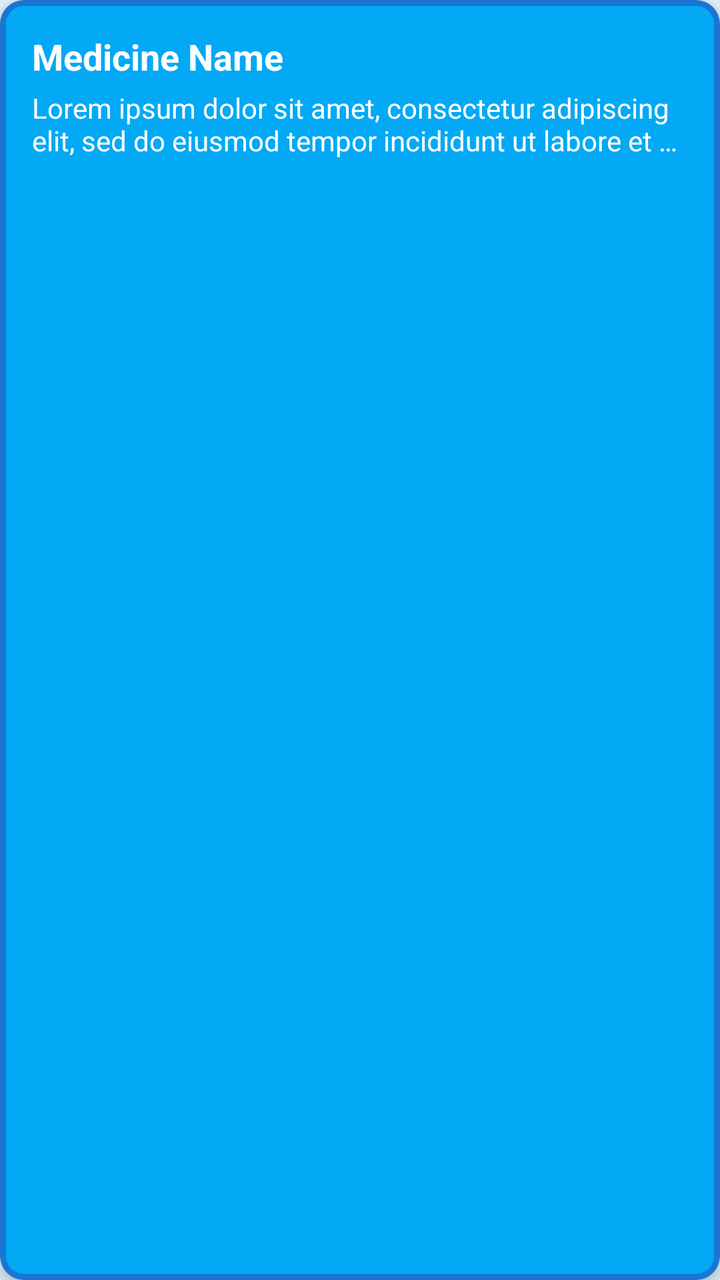
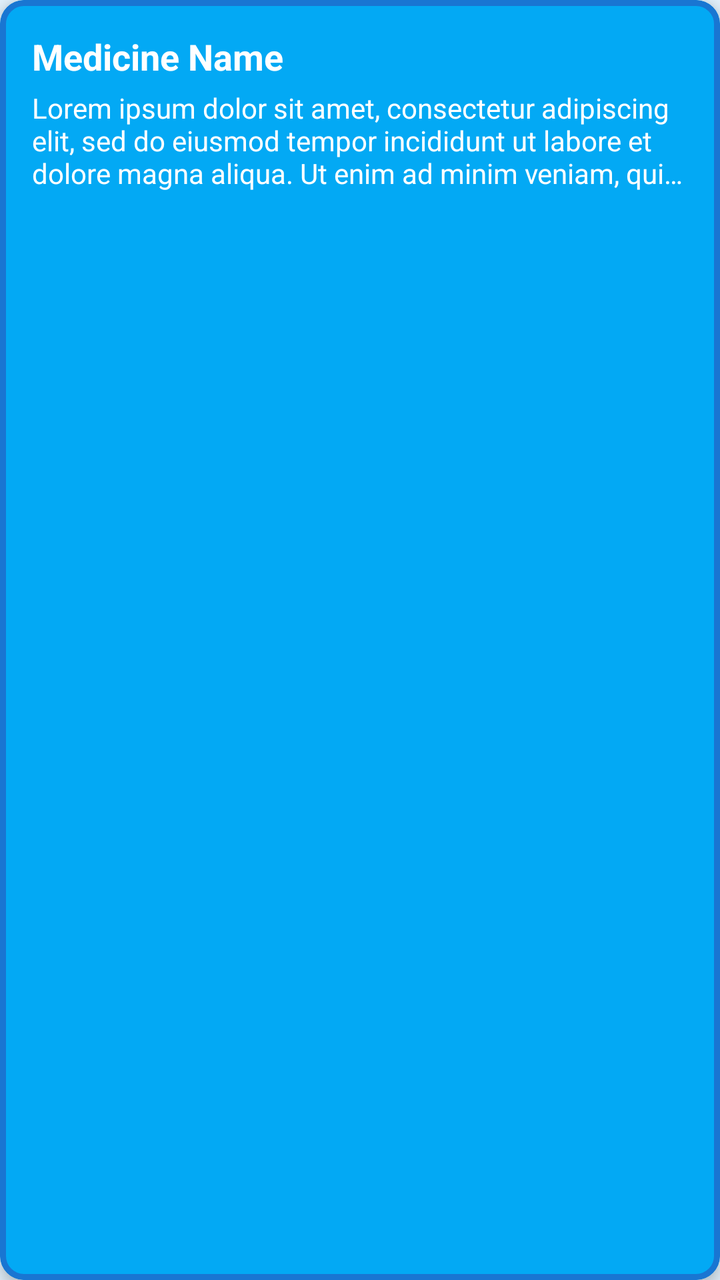

Before-and-after screenshots of an Android layout around one commit, followed by the original layout XML and the change that was made.
<!-- AndroidManifest.xml: application theme Theme.MedsTime -->
<!-- res/layout/item_medicine.xml -->
<?xml version="1.0" encoding="utf-8"?>
<com.google.android.material.card.MaterialCardView
    xmlns:android="http://schemas.android.com/apk/res/android"
    xmlns:app="http://schemas.android.com/apk/res-auto"
    android:layout_width="match_parent"
    android:layout_height="wrap_content"
    android:layout_margin="8dp"
    app:cardCornerRadius="12dp"
    app:cardElevation="4dp"
    app:cardBackgroundColor="#03A9F4">

    <LinearLayout
        android:layout_width="match_parent"
        android:layout_height="wrap_content"
        android:orientation="vertical"
        android:padding="16dp">

        
        <TextView
            android:id="@+id/tvMedicineName"
            android:layout_width="match_parent"
            android:layout_height="wrap_content"
            android:text="Medicine Name"
            android:textSize="18sp"
            android:textColor="@android:color/white"
            android:textStyle="bold"/>

        
        <TextView
            android:id="@+id/tvMedicineDescription"
            android:layout_width="match_parent"
            android:layout_height="wrap_content"
            android:text="Lorem ipsum dolor sit amet, consectetur adipiscing elit, sed do eiusmod tempor incididunt ut labore et dolore magna aliqua. Ut enim ad minim veniam, quis nostrud exercitation ullamco laboris nisi ut aliquip ex ea commodo consequat. Duis aute irure dolor in reprehenderit in voluptate velit esse cillum dolore eu fugiat nulla pariatur. Excepteur sint occaecat cupidatat non proident, sunt in culpa qui officia deserunt mollit anim id est laborum."
            android:textSize="14sp"
            android:textColor="@android:color/white"
            android:maxLines="2"
            android:ellipsize="end"
            android:paddingTop="4dp"/>

    </LinearLayout>
</com.google.android.material.card.MaterialCardView>
<!-- resources referenced by this layout -->
<resources>
  <style name="Theme.MedsTime" parent="Base.Theme.MedsTime" />
  <style name="Base.Theme.MedsTime" parent="Theme.MaterialComponents.Light.NoActionBar">
          
          <item name="colorPrimary">#1976D2</item>
          <item name="colorPrimaryDark">#0D47A1</item>
          <item name="colorAccent">#00BCD4</item>
  
          
          <item name="android:windowBackground">#E3F2FD</item>
          <item name="android:colorBackground">#E3F2FD</item>
  
          
          <item name="android:textColorPrimary">@android:color/black</item>
          <item name="android:textColorSecondary">@android:color/black</item>
  
          
          <item name="cardViewStyle">@style/Widget.MedsTime.Card</item>
          <item name="floatingActionButtonStyle">@style/Widget.MedsTime.FAB</item>
  
          
          <item name="android:textColorPrimaryInverse">@android:color/white</item>
          <item name="android:textColorSecondaryInverse">@android:color/white</item>
      </style>
  <style name="Widget.MedsTime.Card" parent="Widget.MaterialComponents.CardView">
          <item name="cardBackgroundColor">@android:color/white</item>
          <item name="cardElevation">4dp</item>
          <item name="cardUseCompatPadding">true</item>
      </style>
  <style name="Widget.MedsTime.FAB" parent="Widget.MaterialComponents.FloatingActionButton">
          <item name="backgroundTint">#1976D2</item>
          <item name="tint">@android:color/white</item>
      </style>
  <style name="Widget.MaterialComponents.CardView" parent="Widget.MaterialComponents.CardView">
          <item name="strokeColor">#1976D2</item>
          <item name="strokeWidth">3dp</item>
      </style>
</resources>

<!-- the commit's change to res/layout/item_medicine.xml (unified diff, before → after) -->
@@ -33,7 +33,7 @@
             android:text="Lorem ipsum dolor sit amet, consectetur adipiscing elit, sed do eiusmod tempor incididunt ut labore et dolore magna aliqua. Ut enim ad minim veniam, quis nostrud exercitation ullamco laboris nisi ut aliquip ex ea commodo consequat. Duis aute irure dolor in reprehenderit in voluptate velit esse cillum dolore eu fugiat nulla pariatur. Excepteur sint occaecat cupidatat non proident, sunt in culpa qui officia deserunt mollit anim id est laborum."
             android:textSize="14sp"
             android:textColor="@android:color/white"
-            android:maxLines="2"
+            android:maxLines="3"
             android:ellipsize="end"
             android:paddingTop="4dp"/>
 
